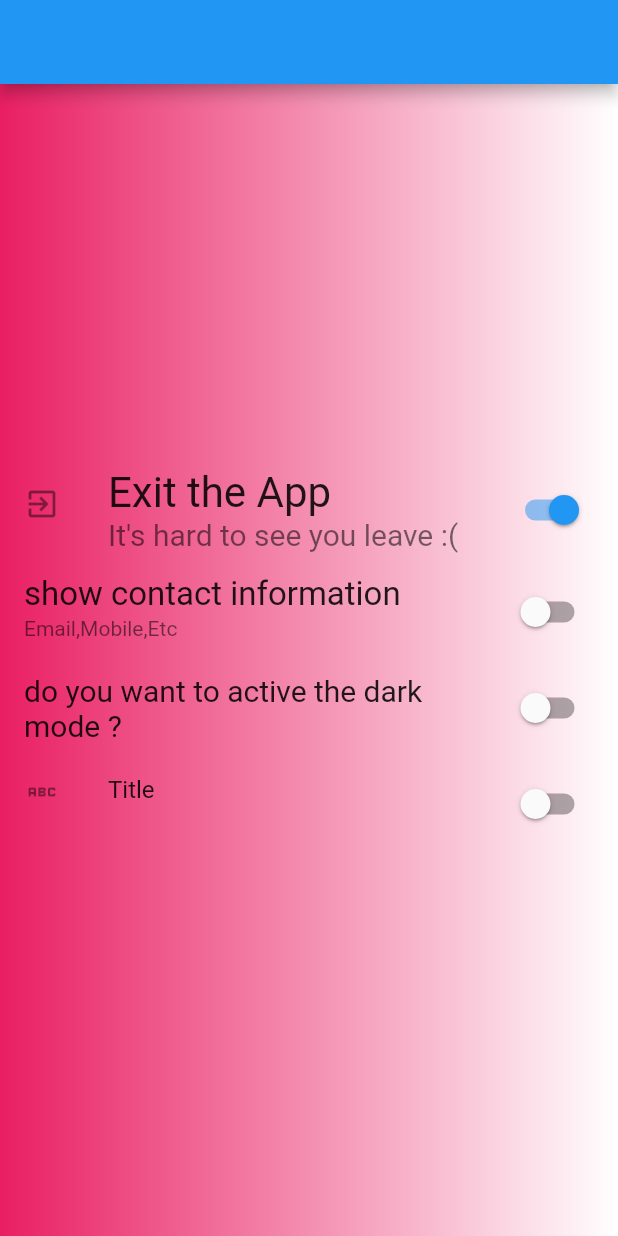
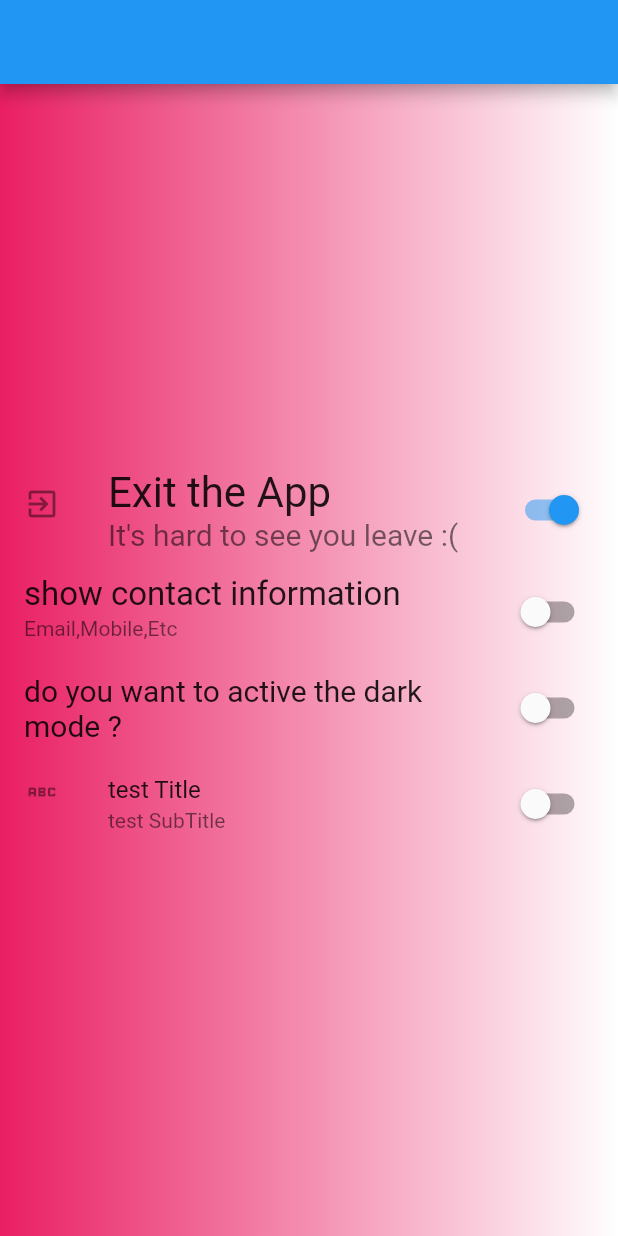
Before and after one commit to TrumpJO/Flutter-The-Worst-code-Ever, a Flutter app: the screen it shows after launch, on a phone screen of 412 x 824 dp. Run offline on Flutter 3.47's test engine with Material 2 defaults, Android fonts, the light colour scheme and no system bars; missing offline and left inert: dart:ffi.

Commit message:
Update Abed_listoflists
Note: alot of ToDo till its done, + refactor also needed to considered done.

```diff
--- a/lib/screens/abdularaheem_screens/abdularaheem_listoftiles.dart
+++ b/lib/screens/abdularaheem_screens/abdularaheem_listoftiles.dart
@@ -4,6 +4,7 @@ import 'package:flutter/material.dart';
 import 'package:flutter_sunday/custome_extensions/bool_ext.dart';
 import 'package:flutter_sunday/screens/abdularaheem_screens/abdularaheem_home.dart';
 
+import '../../custome_widgets/cust_switchlisttile.dart';
 import '../../themes/theme_values.dart';
 
 /// third blockOfAbdularaheemCode
@@ -25,18 +26,28 @@ List<Color> homeBackGroundColors = ThemeValues.brightColorsBackground;
 class _Abdularaheem_ListOfTilesState extends State<Abdularaheem_ListOfTiles> {
   @override
   Widget build(BuildContext context) {
+    var cust_switchListTile_TEST = Cust_SwitchListTile(
+      function: (value) {
+        setState(() {
+          print("function printed");
+          revertSwitchValue();
+        });
+      },
+      title: "test Title",
+      subTitle: "test SubTitle",
+      secondary: Icon(Icons.abc),
+    );
     return Container(
       decoration: _backgroundDecoration(),
       child: Column(
         mainAxisAlignment: MainAxisAlignment.center,
         children: [
+          // ToDo: replace what inside these three methods with a Cust_SwtichListTile, when ToDo(Cust_SwitchListTile_function) is Done.
           exit_SwitchListTile(),
           showContactInfo_SwitchListTile(context),
           changeTheme_SwitchListTile(),
-          switchListTile(
-            function: () => print("object"),
-            secondary: Icon(Icons.abc),
-          )
+          // ToDo(Cust_SwitchListTile_function): fix the Bug(function doesnt assigne a Function to Cust_SwitchListTile _function. _function stays empty)
+          cust_switchListTile_TEST
         ],
       ),
     );
@@ -66,22 +77,6 @@ class _Abdularaheem_ListOfTilesState extends State<Abdularaheem_ListOfTiles> {
           exit(1);
         });
       },
-    );
-  }
-
-  SwitchListTile switchListTile({
-    required Function function,
-    bool value = false,
-    String title = "Title",
-    String subTitle = "",
-    Icon? secondary,
-  }) {
-    return SwitchListTile(
-      value: value,
-      onChanged: (value) => function,
-      title: Text(title),
-      subtitle: Text(subTitle),
-      secondary: secondary,
     );
   }
 
```
